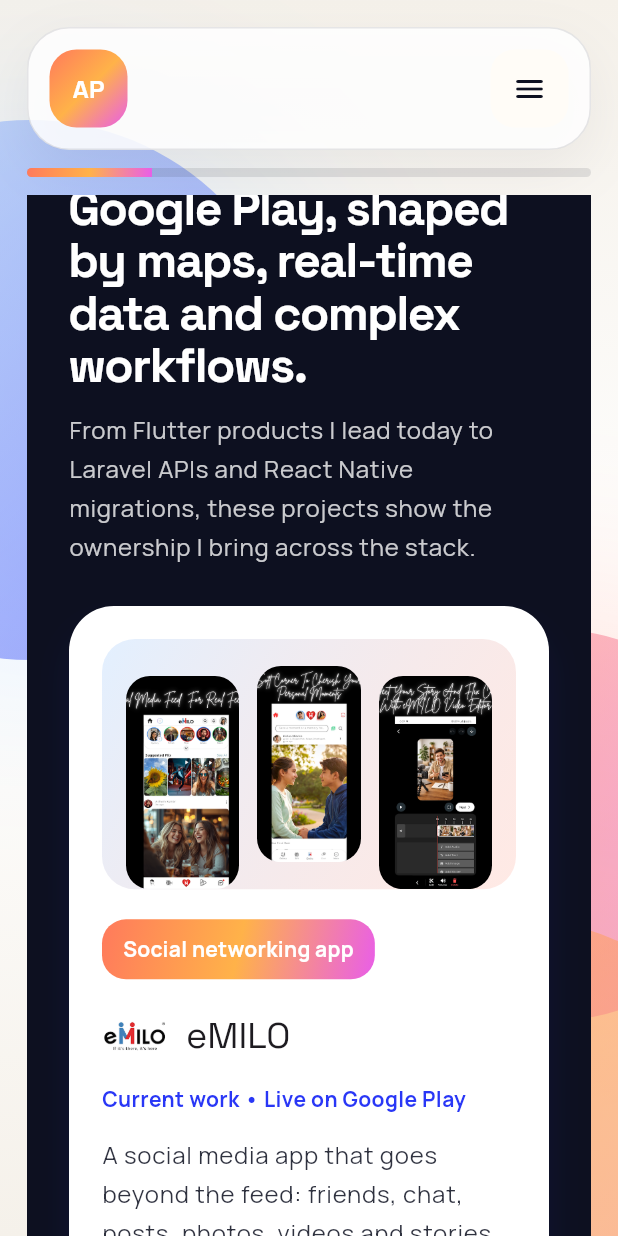
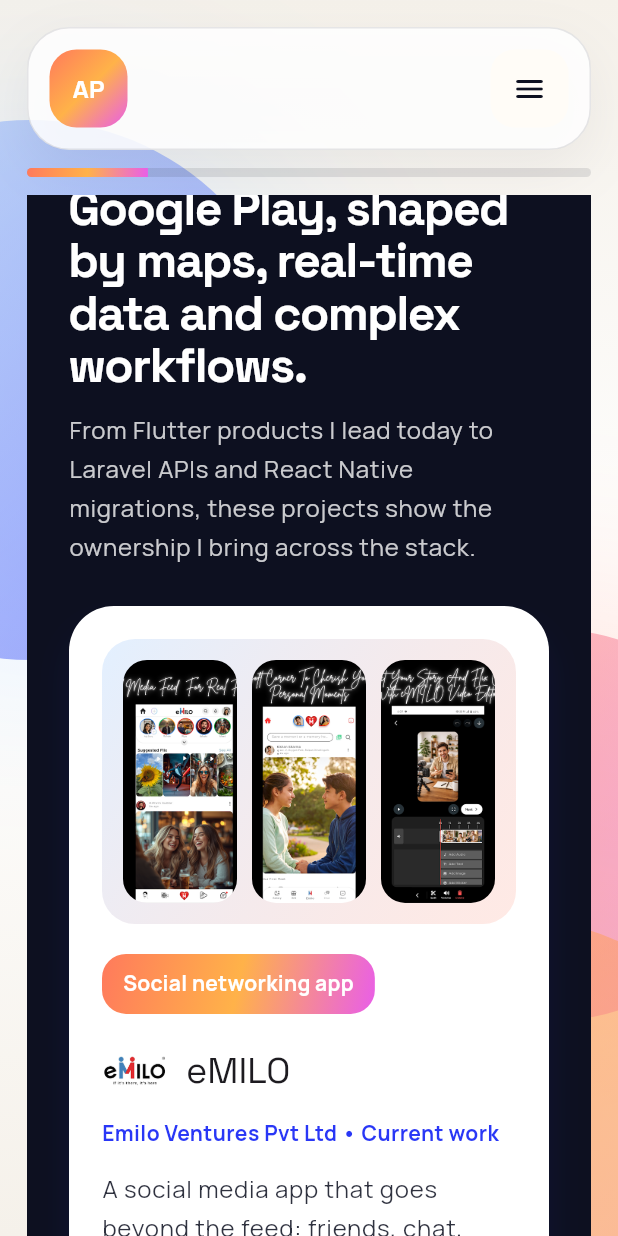
Before and after one commit to aniket-050/my_portfolio, a Flutter app: the screen it shows after launch, scrolled down 3456 dp, on a phone screen of 412 x 824 dp. Run offline on Flutter 3.47's test engine with Material 3 defaults, Android fonts, the phone set to English and light mode, and no system bars; our stand-ins replace cloud_firestore, equatable, firebase_auth, firebase_core, firebase_storage, flutter_bloc and 2 more; missing offline and left inert: dart:html; accounts and stored records are empty.

Commit message:
Add Emilo Ventures role and separate Digikraft attendance project
- Add Flutter Developer role at Emilo Ventures (Jun 2026 - Present)
  and credit eMILO to Emilo Ventures
- Split Flash Force from the Digikraft attendance app and drop its
  Digikraft link
- Give every project media area and screenshot tile the same height

Co-Authored-By: Claude Opus 5.5 <noreply@anthropic.com>

```diff
--- a/lib/src/features/portfolio/view/portfolio_page.dart
+++ b/lib/src/features/portfolio/view/portfolio_page.dart
@@ -2680,13 +2680,20 @@ class _ProjectMedia extends StatelessWidget {
 
   @override
   Widget build(BuildContext context) {
-    final images = project.images;
+    final images = project.images.take(3).toList();
+
+    return LayoutBuilder(
+      builder: (context, constraints) {
+        // One shared height keeps every project card's media area, and every
+        // screenshot inside it, the same size.
+        final height = (constraints.maxWidth * 0.56).clamp(190.0, 300.0);
 
         if (images.length == 1) {
           return ClipRRect(
             borderRadius: BorderRadius.circular(22),
-        child: AspectRatio(
-          aspectRatio: 16 / 10,
+            child: SizedBox(
+              width: double.infinity,
+              height: height,
               child: _ZoomableProjectImage(
                 source: images.first,
                 title: project.title,
@@ -2698,7 +2705,8 @@ class _ProjectMedia extends StatelessWidget {
 
         return Container(
           width: double.infinity,
-      padding: const EdgeInsets.fromLTRB(16, 18, 16, 0),
+          height: height,
+          padding: const EdgeInsets.all(14),
           decoration: BoxDecoration(
             gradient: LinearGradient(
               colors: [
@@ -2713,24 +2721,13 @@ class _ProjectMedia extends StatelessWidget {
           child: images.isEmpty
               ? _ProjectMediaPlaceholder(project: project)
               : Row(
-              crossAxisAlignment: CrossAxisAlignment.end,
-              children: [
-                for (int index = 0; index < images.take(3).length; index++)
+                  children: [
+                    for (int index = 0; index < images.length; index++) ...[
+                      if (index > 0) const SizedBox(width: 10),
                       Expanded(
-                    child: Padding(
-                      padding: EdgeInsets.only(
-                        left: index == 0 ? 0 : 6,
-                        right: index == 2 ? 0 : 6,
-                        // Middle screenshot sits higher for a staggered look.
-                        bottom: index == 1 ? 18 : 0,
-                      ),
                         child: ClipRRect(
-                        borderRadius: const BorderRadius.vertical(
-                          top: Radius.circular(16),
-                          bottom: Radius.circular(16),
-                        ),
-                        child: AspectRatio(
-                          aspectRatio: 9 / 17,
+                          borderRadius: BorderRadius.circular(16),
+                          child: SizedBox.expand(
                             child: _ZoomableProjectImage(
                               source: images[index],
                               title: project.title,
@@ -2739,9 +2736,11 @@ class _ProjectMedia extends StatelessWidget {
                           ),
                         ),
                       ),
-                  ),
-              ],
-            ),
+                    ],
+                  ],
+                ),
+        );
+      },
     );
   }
 }
@@ -2759,10 +2758,9 @@ class _ProjectMediaPlaceholder extends StatelessWidget {
         .whereType<String>()
         .firstOrNull;
 
-    return SizedBox(
-      height: 180,
+    return Center(
       child: Column(
-        mainAxisAlignment: MainAxisAlignment.center,
+        mainAxisSize: MainAxisSize.min,
         children: [
           if (project.iconAsset != null)
             ClipRRect(
@@ -2785,7 +2783,6 @@ class _ProjectMediaPlaceholder extends StatelessWidget {
               ),
             ),
           ],
-          const SizedBox(height: 18),
         ],
       ),
     );
@@ -2851,12 +2848,15 @@ class _ProjectImage extends StatelessWidget {
         ? Image.network(
             source,
             fit: fit,
+            // Keep screenshot captions and app headers visible when cropped.
+            alignment: Alignment.topCenter,
             filterQuality: FilterQuality.medium,
             errorBuilder: fallback,
           )
         : Image.asset(
             source,
             fit: fit,
+            alignment: Alignment.topCenter,
             filterQuality: FilterQuality.medium,
             errorBuilder: fallback,
           );
```
Also changed, not shown: lib/src/features/portfolio/data/portfolio_content.dart (+44 -11 lines), assets/images/projects/attendance_mockup.jpg (added). Lines whose indentation alone changed are shown as unchanged.
